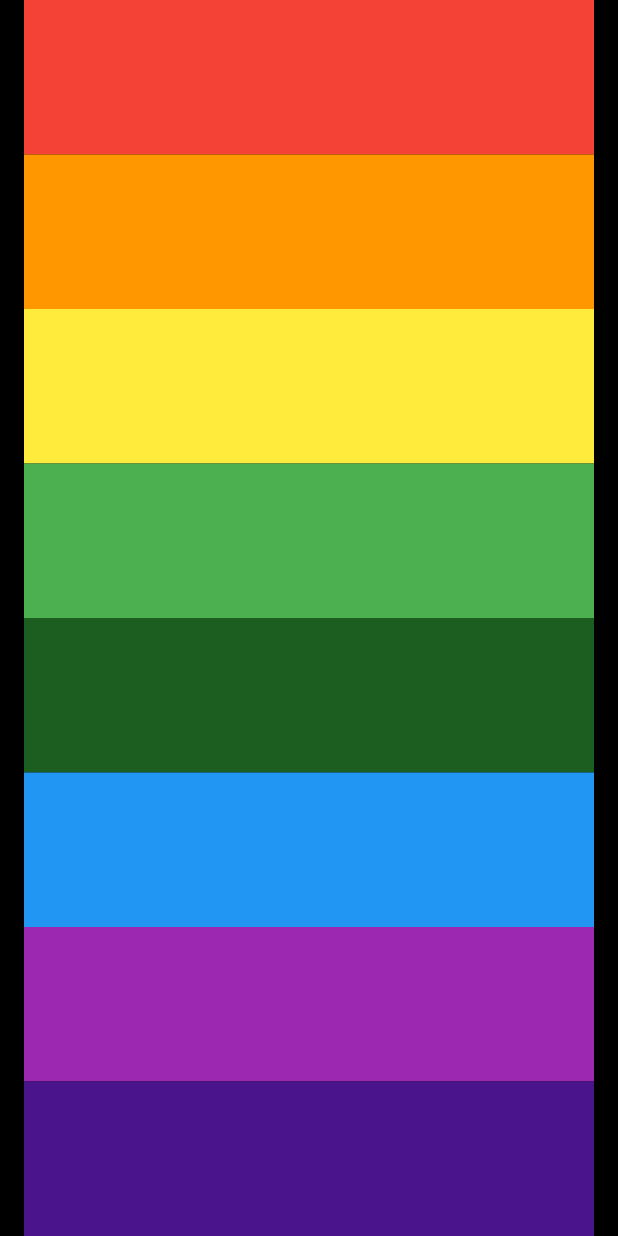
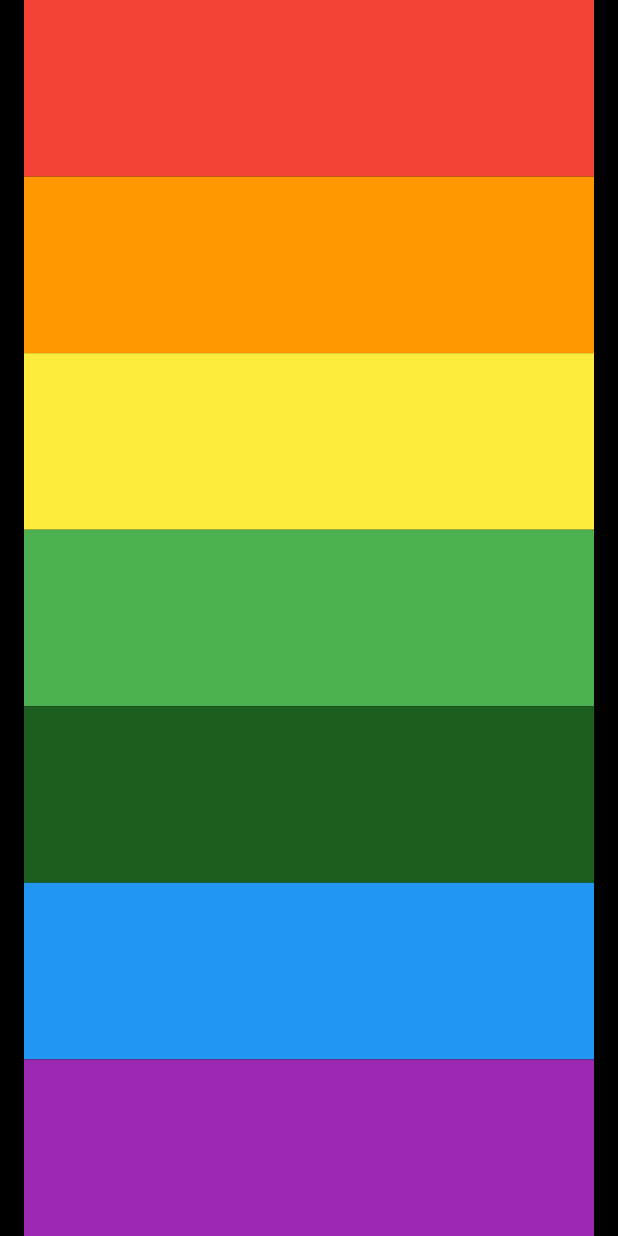
Before and after one commit to ghigbie/flutter-xylophone, a Flutter app: the screen it shows after launch, on a phone screen of 412 x 824 dp. Run offline on Flutter 3.47's test engine with Material 2 defaults, Android fonts, the phone set to English and light mode, and no system bars; our stand-ins replace audioplayers.

Commit message:
Edit colors

```diff
--- a/lib/home_page.dart
+++ b/lib/home_page.dart
@@ -8,79 +8,37 @@ class HomeXylophone extends StatefulWidget {
 }
 
 final player = AudioCache();
+
 void playNote(int number) {
   player.play('note$number.wav'); //audio player knows the location of assets
+}
+
+
+Expanded buildKey(int noteNumber, Color buttonColor) {
+    return Expanded(
+      child: FlatButton(
+        onPressed: () {
+          playNote(noteNumber);
+        },
+        child: Container(color: buttonColor),
+      ),
+    );
+  }
 }
 
 class _HomeXylophoneState extends State<HomeXylophone> {
   @override
   Widget build(BuildContext context) {
     return Column(
+      crossAxisAlignment: CrossAxisAlignment.stretch,
       children: <Widget>[
-        Expanded(
-          child: FlatButton(
-            onPressed: () {
-              playNote(1);
-            },
-            child: Container(color: Colors.red),
-          ),
-        ),
-        Expanded(
-          child: FlatButton(
-            onPressed: () {
-              playNote(2);
-            },
-            child: Container(color: Colors.orange),
-          ),
-        ),
-        Expanded(
-          child: FlatButton(
-            onPressed: () {
-              playNote(3);
-            },
-            child: Container(color: Colors.yellow),
-          ),
-        ),
-        Expanded(
-          child: FlatButton(
-            onPressed: () {
-              playNote(4);
-            },
-            child: Container(color: Colors.green),
-          ),
-        ),
-        Expanded(
-          child: FlatButton(
-            onPressed: () {
-              playNote(4);
-            },
-            child: Container(color: Colors.green[900]),
-          ),
-        ),
-        Expanded(
-          child: FlatButton(
-            onPressed: () {
-              playNote(5);
-            },
-            child: Container(color: Colors.blue),
-          ),
-        ),
-        Expanded(
-          child: FlatButton(
-            onPressed: () {
-              playNote(6);
-            },
-            child: Container(color: Colors.purple),
-          ),
-        ),
-        Expanded(
-          child: FlatButton(
-            onPressed: () {
-              playNote(7);
-            },
-            child: Container(color: Colors.purple[900]),
-          ),
-        ),
+        buildKey(1, Colors.red),
+        buildKey(2, Colors.orange),
+        buildKey(3, Colors.yellow),
+        buildKey(4, Colors.green),
+        buildKey(5, Colors.green[900]),
+        buildKey(6, Colors.blue),
+        buildKey(7, Colors.purple),
       ],
     );
   }
```
